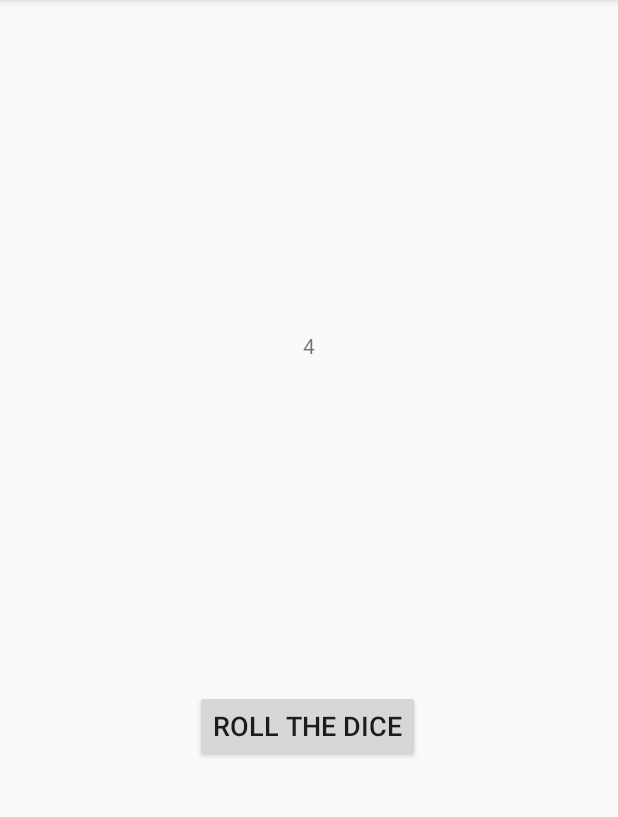
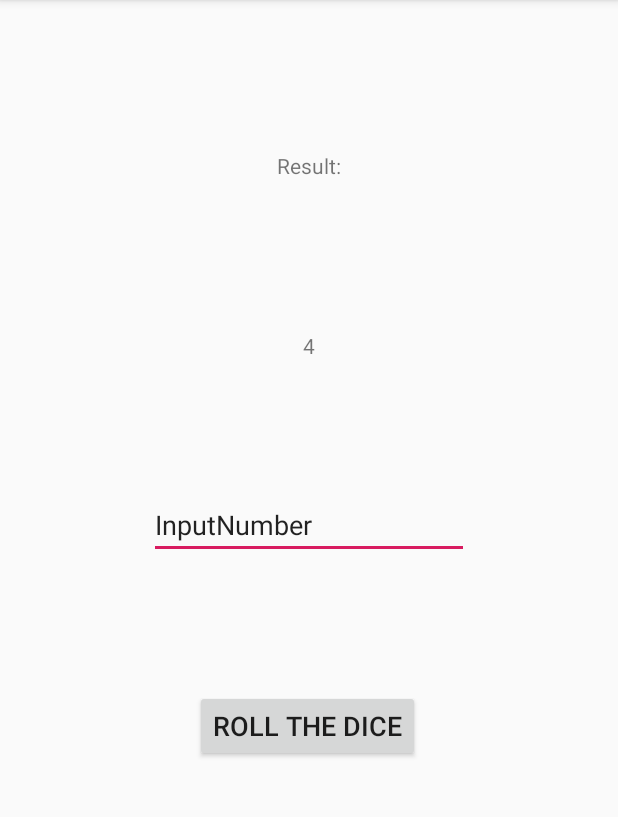
Before and after one commit to JPPedra/DiceRoller, an Android app: the screen it shows after launch (MainActivity), after a tap on "ROLL THE DICE", on a phone screen of 412 x 824 dp, the part 84-901 px from its top. Run offline under Robolectric (Android 15) with nearby library versions, the phone set to English and light mode, and no system bars.

Commit message:
Level 2 part II commit

```diff
--- a/app/src/main/java/com/example/diceroller/MainActivity.java
+++ b/app/src/main/java/com/example/diceroller/MainActivity.java
@@ -1,13 +1,10 @@
 package com.example.diceroller;
 
         import androidx.appcompat.app.AppCompatActivity;
-
-        import android.annotation.SuppressLint;
         import android.os.Bundle;
         import android.view.View;
+        import android.widget.EditText;
         import android.widget.TextView;
-
-
         import java.util.Random;
 
 
@@ -19,15 +16,35 @@ public class MainActivity extends AppCompatActivity {
         setContentView(R.layout.activity_main);
     }
 
-    @SuppressLint("SetTextI18n")
-    public void buttonclick(View view){
+    public void buttonclick(View view) {
+
+        try{
 
         TextView tv = this.findViewById(R.id.numberTextView);
-
         Random r = new Random();
         int number = r.nextInt(6);
 
+
         tv.setText(Integer.toString(number));
 
+        EditText insertnumber = this.findViewById(R.id.insertnumber);
+
+        TextView textView00 = this.findViewById(R.id.textView00);
+
+
+
+      String puta = insertnumber.getText().toString();
+      int insertnumber1 = Integer.parseInt(puta);
+
+
+        if (number == insertnumber1) {
+            textView00.setText("Congrats");
+        }
+        else{
+            textView00.setText("Try Again");
+        }
+    } catch (Exception e) {
+        }
+        }
+
     }
-}
--- a/app/src/main/res/layout/activity_main.xml
+++ b/app/src/main/res/layout/activity_main.xml
@@ -4,6 +4,7 @@
     xmlns:tools="http://schemas.android.com/tools"
     android:layout_width="match_parent"
     android:layout_height="match_parent"
+    android:onClick="buttonclick"
     android:visibility="visible"
     tools:context=".MainActivity"
     tools:visibility="visible">
@@ -33,5 +34,29 @@
         app:layout_constraintTop_toTopOf="parent"
         app:layout_constraintVertical_bias="0.639" />
 
+    <TextView
+        android:id="@+id/textView00"
+        android:layout_width="wrap_content"
+        android:layout_height="wrap_content"
+        android:text="@string/result"
+        app:layout_constraintBottom_toTopOf="@+id/numberTextView"
+        app:layout_constraintEnd_toEndOf="parent"
+        app:layout_constraintStart_toStartOf="parent"
+        app:layout_constraintTop_toTopOf="parent" />
+
+    <EditText
+        android:id="@+id/insertnumber"
+        android:layout_width="wrap_content"
+        android:layout_height="wrap_content"
+        android:autofillHints=""
+        android:ems="10"
+        android:inputType="textPersonName"
+        android:text="@string/inputnumber"
+        app:layout_constraintBottom_toTopOf="@+id/TextView"
+        app:layout_constraintEnd_toEndOf="parent"
+        app:layout_constraintStart_toStartOf="parent"
+        app:layout_constraintTop_toBottomOf="@+id/numberTextView"
+        tools:targetApi="o" />
+
 
 </androidx.constraintlayout.widget.ConstraintLayout>
--- a/app/src/main/res/values/strings.xml
+++ b/app/src/main/res/values/strings.xml
@@ -5,4 +5,5 @@
     <string name="numberinput">NumberInput:</string>
     <string name="textview">TextView</string>
     <string name="roll_the_dice">Roll The Dice</string>
+    <string name="result">Result:</string>
 </resources>
```
